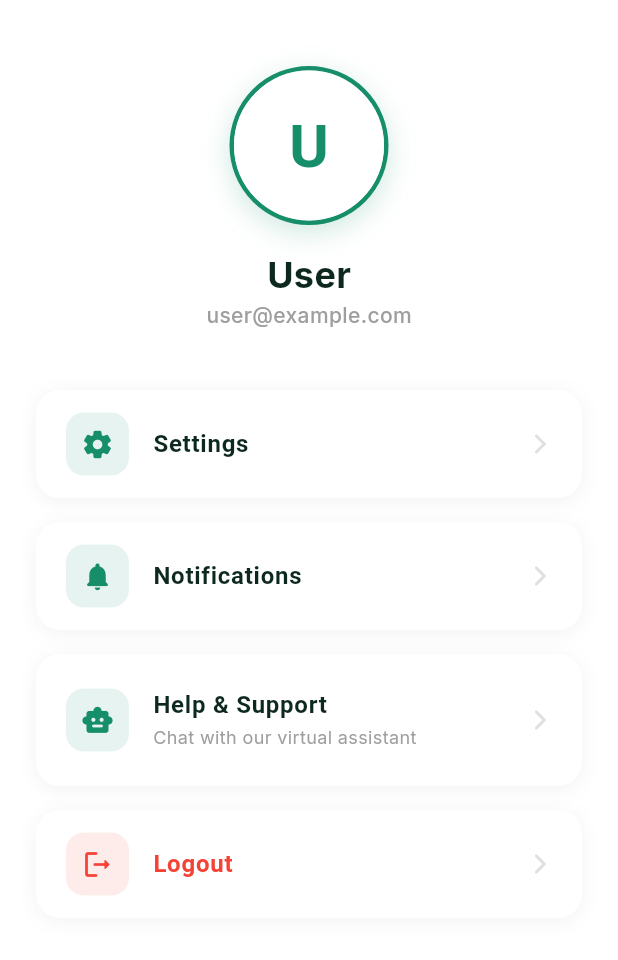
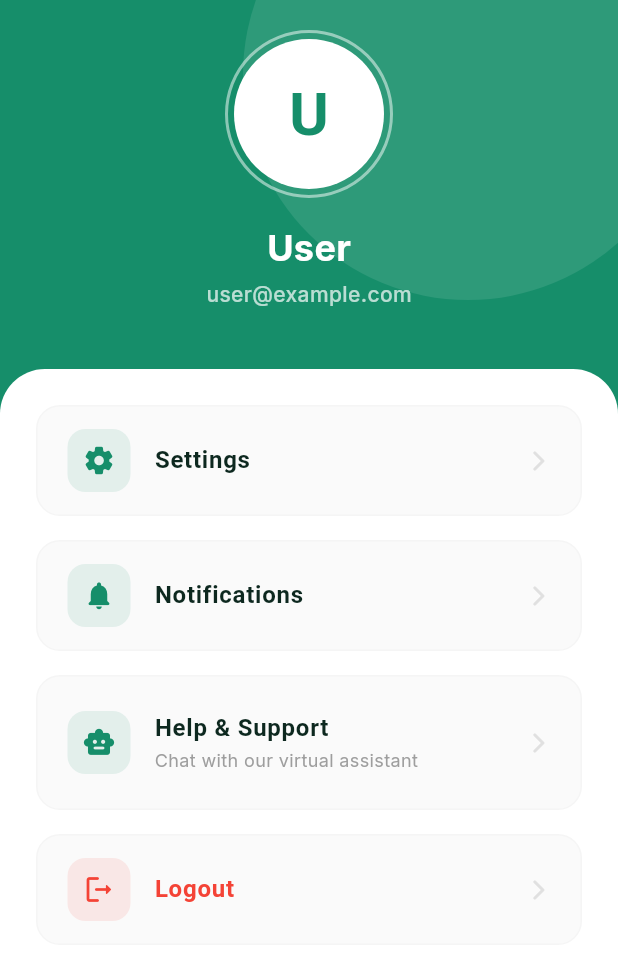
Before and after one commit to Sreejesh75/Construction_Helper-, a Flutter app: the ProfileScreen screen opened directly, on a phone screen of 412 x 824 dp. Shown: the top 960 px of the screen. Run offline on Flutter 3.47's test engine with Material 3 defaults, Android fonts, the light colour scheme and no system bars; our stand-ins replace dio, equatable, file_picker, flutter_bloc, google_fonts, hydrated_bloc and 2 more; accounts and stored records are empty.

Commit message:
ui polished

```diff
--- a/lib/features/home/presentation/add_project_bottom_sheet.dart
+++ b/lib/features/home/presentation/add_project_bottom_sheet.dart
@@ -5,7 +5,7 @@ import '../../../core/theme/app_color.dart';
 class AddProjectBottomSheet extends StatefulWidget {
   final Map<String, dynamic>? project;
 
-  const AddProjectBottomSheet({super.key, this.project});
+  const AddProjectBottomSheet({super.key, this.project, required bool isFullScreen, required Null Function() onSuccess});
 
   @override
   State<AddProjectBottomSheet> createState() => _AddProjectBottomSheetState();
--- a/lib/features/home/presentation/main_screen.dart
+++ b/lib/features/home/presentation/main_screen.dart
@@ -1,4 +1,3 @@
-import 'package:construction_app/core/theme/app_color.dart';
 import 'package:construction_app/features/home/presentation/add_project_screen.dart';
 import 'package:construction_app/features/home/presentation/home_screen.dart';
 import 'package:construction_app/features/home/presentation/widgets/custom_bottom_nav_bar.dart';
--- a/lib/features/profile/presentation/profile_screen.dart
+++ b/lib/features/profile/presentation/profile_screen.dart
@@ -37,25 +37,48 @@ class ProfileScreen extends StatelessWidget {
             : userName;
 
         return Scaffold(
-          backgroundColor: Colors.transparent,
-          body: SafeArea(
-            child: SingleChildScrollView(
-              padding: const EdgeInsets.all(24),
-              child: Column(
+          backgroundColor: Colors.transparent, // Background handled by stack
+          body: Stack(
             children: [
-                  const SizedBox(height: 20),
-                  // Profile Header
+              // Green Gradient Background
               Container(
+                decoration: const BoxDecoration(
+                  gradient: LinearGradient(
+                    begin: Alignment.topCenter,
+                    end: Alignment.bottomCenter,
+                    colors: [AppColors.primary, AppColors.gradientTop],
+                  ),
+                ),
+              ),
+
+              // White Bubble Decoration
+              Positioned(
+                top: -100,
+                right: -50,
+                child: Container(
+                  width: 300,
+                  height: 300,
                   decoration: BoxDecoration(
                     shape: BoxShape.circle,
-                      border: Border.all(color: AppColors.primary, width: 3),
-                      boxShadow: [
-                        BoxShadow(
-                          color: AppColors.primary.withOpacity(0.2),
-                          blurRadius: 15,
-                          offset: const Offset(0, 5),
+                    color: Colors.white.withOpacity(0.1),
                   ),
-                      ],
+                ),
+              ),
+
+              // Content
+              Column(
+                children: [
+                  SizedBox(height: MediaQuery.of(context).padding.top + 20),
+                  // Profile Header
+                  Center(
+                    child: Container(
+                      padding: const EdgeInsets.all(4),
+                      decoration: BoxDecoration(
+                        shape: BoxShape.circle,
+                        border: Border.all(
+                          color: Colors.white.withOpacity(0.5),
+                          width: 2,
+                        ),
                       ),
                       child: CircleAvatar(
                         radius: 50,
@@ -72,25 +95,41 @@ class ProfileScreen extends StatelessWidget {
                         ),
                       ),
                     ),
+                  ),
                   const SizedBox(height: 16),
                   Text(
                     currentUserName,
                     style: const TextStyle(
                       fontSize: 24,
                       fontWeight: FontWeight.bold,
-                      color: AppColors.heading,
+                      color: Colors.white,
                     ),
                   ),
+                  const SizedBox(height: 4),
                   Text(
                     email,
                     style: const TextStyle(
                       fontSize: 14,
-                      color: Colors.grey,
+                      color: Colors.white70,
                       fontWeight: FontWeight.w500,
                     ),
                   ),
                   const SizedBox(height: 40),
 
+                  // White Menu Container
+                  Expanded(
+                    child: Container(
+                      width: double.infinity,
+                      decoration: const BoxDecoration(
+                        color: Colors.white,
+                        borderRadius: BorderRadius.vertical(
+                          top: Radius.circular(30),
+                        ),
+                      ),
+                      child: SingleChildScrollView(
+                        padding: const EdgeInsets.all(24),
+                        child: Column(
+                          children: [
                             // Menu Items
                             _buildProfileOption(
                               context,
@@ -112,7 +151,9 @@ class ProfileScreen extends StatelessWidget {
                               onTap: () {
                                 Navigator.push(
                                   context,
-                        MaterialPageRoute(builder: (_) => const ChatScreen()),
+                                  MaterialPageRoute(
+                                    builder: (_) => const ChatScreen(),
+                                  ),
                                 );
                               },
                             ),
@@ -125,9 +166,15 @@ class ProfileScreen extends StatelessWidget {
                                 _showLogoutDialog(context);
                               },
                             ),
+                            const SizedBox(height: 80), // Bottom padding
                           ],
                         ),
                       ),
+                    ),
+                  ),
+                ],
+              ),
+            ],
           ),
         );
       },
@@ -145,15 +192,9 @@ class ProfileScreen extends StatelessWidget {
     return Container(
       margin: const EdgeInsets.only(bottom: 16),
       decoration: BoxDecoration(
-        color: Colors.white,
+        color: Colors.grey[50], // Light grey background for contrast on white
         borderRadius: BorderRadius.circular(16),
-        boxShadow: [
-          BoxShadow(
-            color: Colors.black.withOpacity(0.05),
-            blurRadius: 10,
-            offset: const Offset(0, 2),
-          ),
-        ],
+        border: Border.all(color: Colors.grey[100]!), // Subtle border
       ),
       child: ListTile(
         onTap: onTap,
```
Also changed, not shown: lib/features/home/presentation/add_project_screen.dart (+37 -10 lines), lib/features/home/presentation/widgets/add_project_bottom_sheet.dart (+58 -8 lines), lib/features/home/presentation/widgets/custom_bottom_nav_bar.dart (+5 -9 lines). Lines whose indentation alone changed are shown as unchanged.
